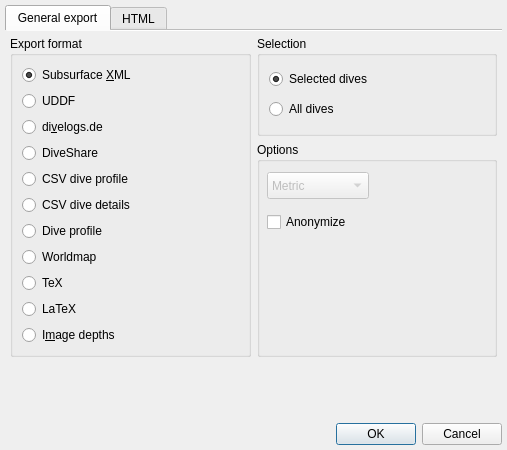
Qt form desktop-widgets/divelogexportdialog.ui (subsurface/subsurface) before a commit.
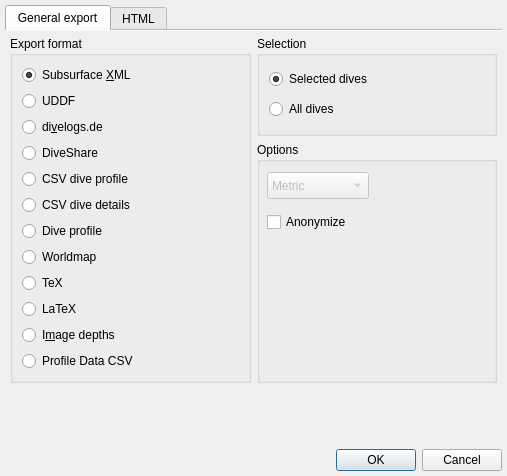
The same form after that commit. Icons and pictures are not drawn.

Commit message:
Export profile data
This introduces a csv file that contains the data from
the structs defined in profile.c, in particular all
deco information computed for the dive profle (including
NDL, TTS, ceilings, surface GFs etc).

```diff
--- a/desktop-widgets/divelogexportdialog.ui
+++ b/desktop-widgets/divelogexportdialog.ui
@@ -7,7 +7,7 @@
     <x>0</x>
     <y>0</y>
     <width>507</width>
-    <height>398</height>
+    <height>423</height>
    </rect>
   </property>
   <property name="windowTitle">
@@ -231,6 +231,16 @@
             </attribute>
            </widget>
           </item>
+          <item>
+           <widget class="QRadioButton" name="exportProfileData">
+            <property name="text">
+             <string>Profile Data CSV</string>
+            </property>
+            <attribute name="buttonGroup">
+             <string notr="true">exportGroup</string>
+            </attribute>
+           </widget>
+          </item>
          </layout>
         </widget>
        </item>
```
The commit also changes 5 other files.
